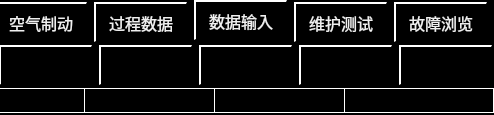
Above: navigator.ui from mayue-crrc/Loco8 before the change; both pictures show x 306 to 800 and y 0 to 115 of the 800 by 115 pixel window. Below: the same form after it.
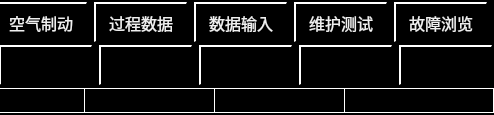
That is the form after the change. Icons and pictures are not drawn.

Patch:
```diff
--- a/navigator.ui
+++ b/navigator.ui
@@ -138,7 +138,7 @@
    <property name="geometry">
     <rect>
      <x>500</x>
-     <y>0</y>
+     <y>2</y>
      <width>93</width>
      <height>40</height>
     </rect>
```
